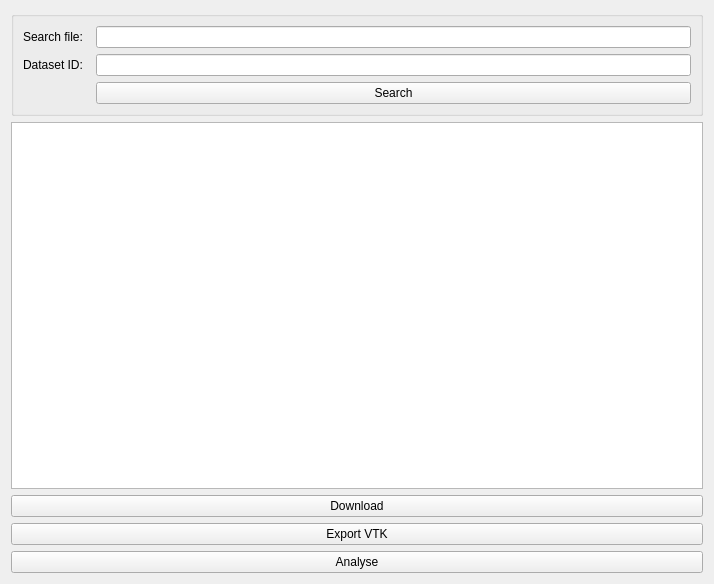
First picture: the form in qt/retrieveportaldatawidget.ui, repository Kayvv/pythonclientsearchtool, before the edit.
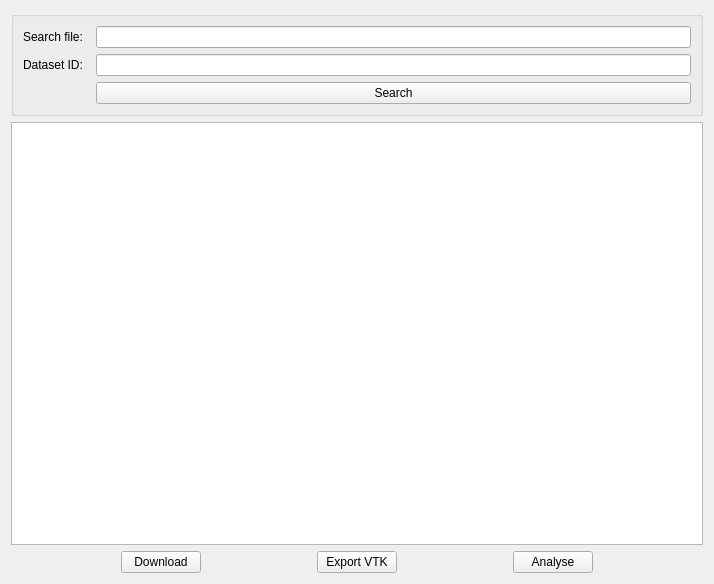
Second picture: the form after the edit.

Commit message: Tidy interface a little and add a bit of user interface control.

The edit to the form file:
```diff
--- a/qt/retrieveportaldatawidget.ui
+++ b/qt/retrieveportaldatawidget.ui
@@ -13,10 +13,8 @@
   <property name="windowTitle">
    <string>Search tool</string>
   </property>
-  <layout class="QGridLayout" name="gridLayout">
-   <item row="0" column="0">
-  <layout class="QGridLayout" name="subgridLayout">
-   <item row="0" column="0">
+  <layout class="QVBoxLayout" name="verticalLayout">
+   <item>
     <widget class="QGroupBox" name="manifestGroupBox">
      <layout class="QFormLayout" name="manifestFormLayout">
       <item row="0" column="0">
@@ -49,30 +47,84 @@
      </layout>
     </widget>
    </item>
-   <item row="1" column="0">
+   <item>
     <widget class="QTableView" name="tableViewSearchResult"/>
    </item>
-   <item row="2" column="0">
+   <item>
+    <layout class="QHBoxLayout" name="horizontalLayout">
+     <item>
+      <spacer name="horizontalSpacer_5">
+       <property name="orientation">
+        <enum>Qt::Horizontal</enum>
+       </property>
+       <property name="sizeHint" stdset="0">
+        <size>
+         <width>40</width>
+         <height>20</height>
+        </size>
+       </property>
+      </spacer>
+     </item>
+     <item>
     <widget class="QPushButton" name="pushButtonDownload">
      <property name="text">
       <string>Download</string>
      </property>
     </widget>
    </item>
-   <item row="3" column="0">
+     <item>
+      <spacer name="horizontalSpacer">
+       <property name="orientation">
+        <enum>Qt::Horizontal</enum>
+       </property>
+       <property name="sizeHint" stdset="0">
+        <size>
+         <width>40</width>
+         <height>20</height>
+        </size>
+       </property>
+      </spacer>
+     </item>
+     <item>
     <widget class="QPushButton" name="pushButtonExportVTK">
      <property name="text">
       <string>Export VTK</string>
      </property>
     </widget>
    </item>
-   <item row="4" column="0">
+     <item>
+      <spacer name="horizontalSpacer_2">
+       <property name="orientation">
+        <enum>Qt::Horizontal</enum>
+       </property>
+       <property name="sizeHint" stdset="0">
+        <size>
+         <width>40</width>
+         <height>20</height>
+        </size>
+       </property>
+      </spacer>
+     </item>
+     <item>
     <widget class="QPushButton" name="pushButtonAnalyse">
      <property name="text">
       <string>Analyse</string>
      </property>
     </widget>
    </item>
+     <item>
+      <spacer name="horizontalSpacer_3">
+       <property name="orientation">
+        <enum>Qt::Horizontal</enum>
+       </property>
+       <property name="sizeHint" stdset="0">
+        <size>
+         <width>40</width>
+         <height>20</height>
+        </size>
+       </property>
+      </spacer>
+     </item>
   </layout>
   </item>
   </layout>
```
Lines whose indentation alone changed are shown as unchanged. The commit also changes 4 other files.
